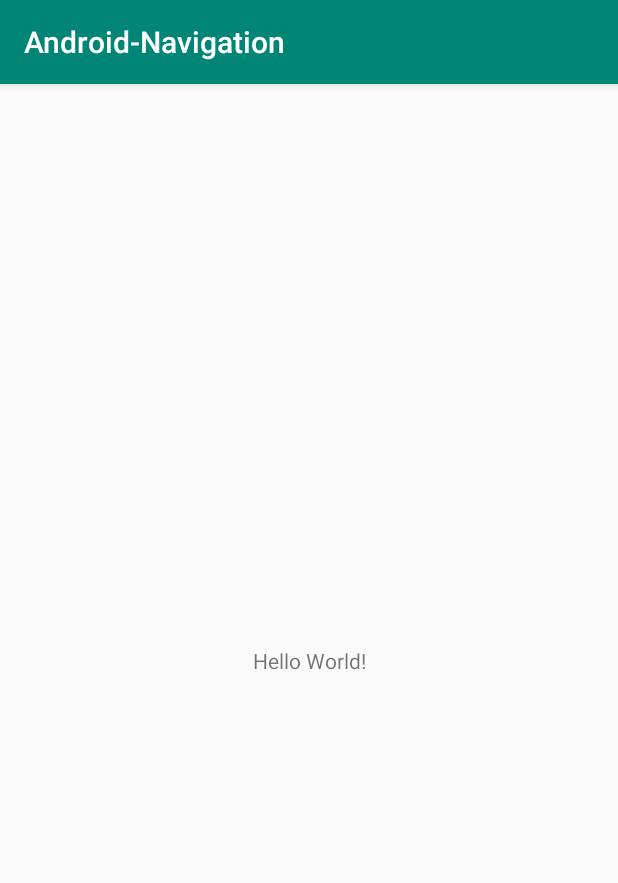
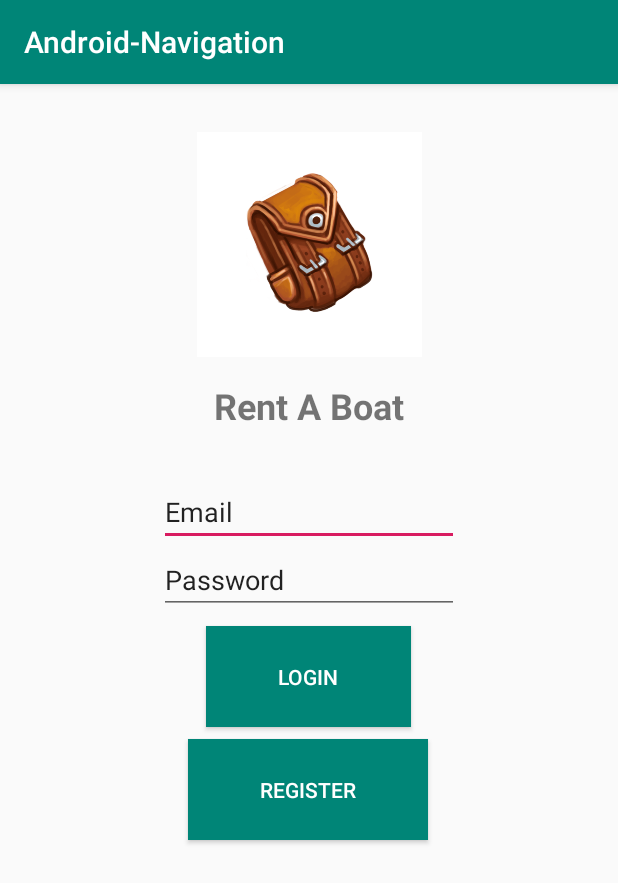
Before and after one commit to sunday58/AndroidNavigation, an Android app: the screen it shows after launch (MainActivity), on a phone screen of 412 x 824 dp. Shown: the top 883 px of the screen. Run offline under Robolectric (Android 15) with nearby library versions, the phone set to English and light mode, and no system bars.

Commit message:
navigation with nav_graph

```diff
--- a/app/build.gradle
+++ b/app/build.gradle
@@ -24,12 +24,13 @@ android {
 
 dependencies {
     implementation fileTree(dir: 'libs', include: ['*.jar'])
-    implementation"org.jetbrains.kotlin:kotlin-stdlib-jdk7:$kotlin_version"
+    implementation "org.jetbrains.kotlin:kotlin-stdlib-jdk7:$kotlin_version"
     implementation 'androidx.appcompat:appcompat:1.0.2'
     implementation 'androidx.core:core-ktx:1.0.1'
     implementation 'androidx.constraintlayout:constraintlayout:1.1.3'
     implementation 'android.arch.navigation:navigation-fragment-ktx:1.0.0-alpha06'
     implementation 'android.arch.navigation:navigation-ui-ktx:1.0.0-alpha06'
+    implementation 'androidx.legacy:legacy-support-v4:1.0.0'
     testImplementation 'junit:junit:4.12'
     androidTestImplementation 'androidx.test:runner:1.2.0'
     androidTestImplementation 'androidx.test.espresso:espresso-core:3.2.0'
--- /dev/null
+++ b/app/src/main/java/com/example/andriod/android_navigation/WelcomeFragment.kt
@@ -0,0 +1,28 @@
+package com.example.andriod.android_navigation
+
+
+import android.os.Bundle
+import android.view.LayoutInflater
+import android.view.View
+import android.view.ViewGroup
+import android.widget.Button
+import androidx.fragment.app.Fragment
+import androidx.navigation.Navigation
+
+private const val ARG_PARAM1 = "param1"
+private const val ARG_PARAM2 = "param2"
+
+class WelcomeFragment : Fragment() {
+
+    override fun onCreateView(inflater: LayoutInflater, container: ViewGroup?,
+                              savedInstanceState: Bundle?): View? {
+     val view =   inflater.inflate(R.layout.fragment_welcome, container, false)
+        view.findViewById<Button>(R.id.button_registration).setOnClickListener(
+            Navigation.createNavigateOnClickListener(R.id.action_welcomeFragment_to_registrationFragment)
+        )
+
+        return view
+    }
+
+
+}
--- a/app/src/main/res/layout/activity_main.xml
+++ b/app/src/main/res/layout/activity_main.xml
@@ -6,13 +6,13 @@
     android:layout_height="match_parent"
     tools:context=".MainActivity">
 
-    <TextView
-        android:layout_width="wrap_content"
-        android:layout_height="wrap_content"
-        android:text="Hello World!"
-        app:layout_constraintBottom_toBottomOf="parent"
-        app:layout_constraintLeft_toLeftOf="parent"
-        app:layout_constraintRight_toRightOf="parent"
-        app:layout_constraintTop_toTopOf="parent" />
+   <fragment
+           android:layout_width="match_parent"
+           android:layout_height="match_parent"
+           android:id="@+id/nav_container"
+           android:name="androidx.navigation.fragment.NavHostFragment"
+           app:navGraph="@navigation/nav_graph"
+           app:defaultNavHost="true">
+   </fragment>
 
 </androidx.constraintlayout.widget.ConstraintLayout>
--- /dev/null
+++ b/app/src/main/res/layout/fragment_welcome.xml
@@ -0,0 +1,124 @@
+<?xml version="1.0" encoding="utf-8"?>
+<FrameLayout xmlns:android="http://schemas.android.com/apk/res/android"
+             xmlns:tools="http://schemas.android.com/tools"
+             xmlns:app="http://schemas.android.com/apk/res-auto"
+             android:layout_width="match_parent"
+             android:layout_height="match_parent"
+             tools:context=".MainActivity">
+
+    <androidx.constraintlayout.widget.ConstraintLayout
+            android:layout_width="match_parent"
+            android:layout_height="match_parent"
+            app:layout_constraintTop_toTopOf="parent"
+            app:layout_constraintBottom_toBottomOf="parent"
+            app:layout_constraintHorizontal_bias="0.5">
+
+        <ImageView
+                android:visibility="visible"
+                android:layout_width="0dp"
+                android:layout_height="150dp"
+                android:src="@drawable/backpack"
+                android:id="@+id/imageView2"
+                android:layout_marginTop="32dp"
+                app:layout_constraintTop_toTopOf="parent"
+                app:layout_constraintStart_toStartOf="parent"
+                android:layout_marginLeft="8dp"
+                android:layout_marginStart="8dp"
+                app:layout_constraintEnd_toEndOf="parent"
+                android:layout_marginEnd="8dp"
+                android:layout_marginRight="8dp"/>
+
+        <TextView
+                android:text="Rent A Boat"
+                android:layout_width="wrap_content"
+                android:layout_height="wrap_content"
+                android:id="@+id/textView"
+                app:layout_constraintTop_toBottomOf="@+id/imageView2"
+                app:layout_constraintEnd_toEndOf="parent"
+                app:layout_constraintStart_toStartOf="parent"
+                android:layout_marginLeft="8dp"
+                android:layout_marginStart="8dp"
+                android:layout_marginRight="8dp"
+                android:layout_marginEnd="8dp"
+                android:layout_marginTop="16dp"
+                android:textStyle="bold"
+                android:textSize="24sp"/>
+
+        <EditText
+                android:layout_width="200dp"
+                android:layout_height="wrap_content"
+                android:inputType="textPersonName"
+                android:text="Email"
+                android:ems="10"
+                android:id="@+id/editText"
+                app:layout_constraintTop_toBottomOf="@+id/textView"
+                app:layout_constraintEnd_toEndOf="parent"
+                app:layout_constraintStart_toStartOf="parent"
+                android:layout_marginLeft="8dp"
+                android:layout_marginStart="8dp"
+                android:layout_marginRight="8dp"
+                android:layout_marginEnd="8dp"
+                app:layout_constraintHorizontal_bias="0.5"
+                app:layout_constraintBottom_toTopOf="@+id/editText2"
+                android:layout_marginTop="32dp"/>
+
+        <EditText
+                android:layout_width="200dp"
+                android:layout_height="wrap_content"
+                android:inputType="textPersonName"
+                android:text="Password"
+                android:ems="10"
+                android:id="@+id/editText2"
+                app:layout_constraintTop_toBottomOf="@+id/editText"
+                app:layout_constraintEnd_toEndOf="parent"
+                app:layout_constraintStart_toStartOf="parent"
+                android:layout_marginLeft="8dp"
+                android:layout_marginStart="8dp"
+                android:layout_marginRight="8dp"
+                android:layout_marginEnd="8dp"
+                app:layout_constraintHorizontal_bias="0.5"
+                app:layout_constraintBottom_toTopOf="@+id/button"/>
+
+        <Button
+                android:text="LogIn"
+                android:textColor="@color/cardview_light_background"
+                android:background="@color/colorPrimary"
+                android:paddingTop="24dp"
+                android:paddingBottom="24dp"
+                android:paddingLeft="48dp"
+                android:paddingRight="48dp"
+                android:layout_width="wrap_content"
+                android:layout_height="wrap_content"
+                android:id="@+id/button"
+                app:layout_constraintTop_toBottomOf="@+id/editText2"
+                app:layout_constraintEnd_toEndOf="parent"
+                android:layout_marginTop="8dp"
+                android:layout_marginBottom="8dp"
+                app:layout_constraintStart_toStartOf="parent"
+                app:layout_constraintHorizontal_bias="0.498"
+                app:layout_constraintVertical_bias="0.0"/>
+
+        <Button
+                android:text="REGISTER"
+                android:textColor="@color/cardview_light_background"
+                android:background="@color/colorPrimary"
+                android:paddingTop="24dp"
+                android:paddingBottom="24dp"
+                android:paddingLeft="48dp"
+                android:paddingRight="48dp"
+                android:layout_width="wrap_content"
+                android:layout_height="wrap_content"
+                app:layout_constraintStart_toStartOf="parent"
+                app:layout_constraintEnd_toEndOf="parent"
+                android:id="@+id/button_registration"
+                android:layout_marginTop="8dp"
+                app:layout_constraintTop_toBottomOf="@+id/button"
+                android:layout_marginBottom="8dp"
+                app:layout_constraintBottom_toBottomOf="parent"
+                app:layout_constraintHorizontal_bias="0.498"
+                app:layout_constraintVertical_bias="0.0"/>
+
+
+    </androidx.constraintlayout.widget.ConstraintLayout>
+
+</FrameLayout>
--- /dev/null
+++ b/app/src/main/res/navigation/nav_graph.xml
@@ -0,0 +1,25 @@
+<?xml version="1.0" encoding="utf-8"?>
+<navigation xmlns:android="http://schemas.android.com/apk/res/android"
+            xmlns:app="http://schemas.android.com/apk/res-auto"
+            xmlns:tools="http://schemas.android.com/tools"
+            android:id="@+id/nav_graph"
+            app:startDestination="@+id/welcomeFragment">
+
+    <fragment
+            android:id="@+id/welcomeFragment"
+            android:label="fragment_welcome"
+            android:name="com.example.andriod.android_navigation.WelcomeFragment"
+            tools:layout="@layout/fragment_welcome">
+        <action
+                android:id="@+id/action_welcomeFragment_to_registrationFragment"
+                app:destination="@id/registrationFragment"/>
+    </fragment>
+
+    <fragment
+            android:id="@+id/registrationFragment"
+            android:label="fragment_registration"
+            android:name="com.example.andriod.android_navigation.RegistrationFragment"
+            tools:layout="@layout/fragment_registration">
+    </fragment>
+
+</navigation>
--- a/app/src/main/res/values/strings.xml
+++ b/app/src/main/res/values/strings.xml
@@ -1,3 +1,6 @@
 <resources>
     <string name="app_name">Android-Navigation</string>
+
+    <!-- TODO: Remove or change this placeholder text -->
+    <string name="hello_blank_fragment">Hello blank fragment</string>
 </resources>
```
Also changed, not shown: app/src/main/java/com/example/andriod/android_navigation/RegistrationFragment.kt (added, +31 -0 lines), app/src/main/res/layout/fragment_registration.xml (added, +86 -0 lines), app/src/main/res/drawable-v24/backpack.png (added).
